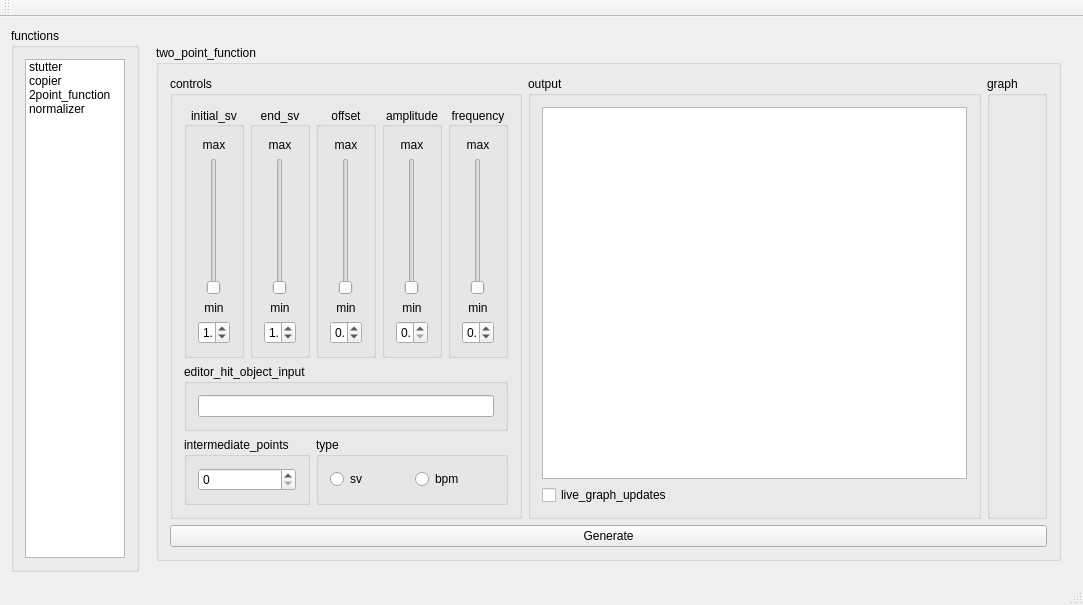
Above: mainwindow.ui from Eve-ning/reamber before the change. Below: the same form after it.
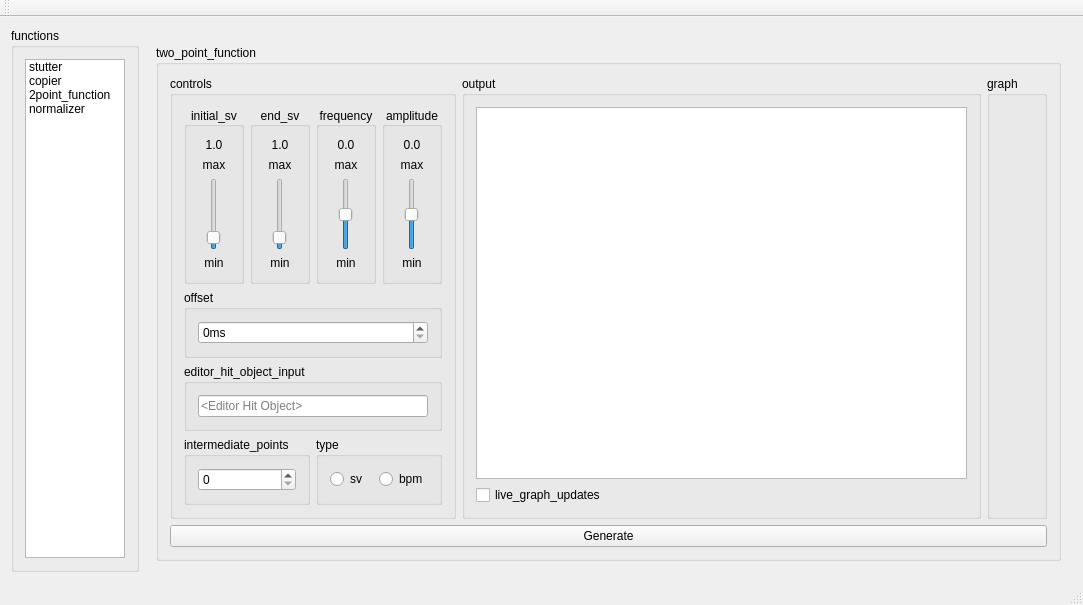
That is the form after the change. The open tabs and pages were chosen to show the change. Custom widgets are drawn as their Qt base class.

Commit message: Adjust UI to just use QSlider and QLabel

The edit to the form file:
```diff
--- a/mainwindow.ui
+++ b/mainwindow.ui
@@ -267,80 +267,7 @@
               <string>controls</string>
              </property>
              <layout class="QGridLayout" name="gridLayout_17">
-              <item row="0" column="0">
-               <widget class="QGroupBox" name="tpf_initsv_lo">
-                <property name="sizePolicy">
-                 <sizepolicy hsizetype="Ignored" vsizetype="Preferred">
-                  <horstretch>0</horstretch>
-                  <verstretch>0</verstretch>
-                 </sizepolicy>
-                </property>
-                <property name="minimumSize">
-                 <size>
-                  <width>60</width>
-                  <height>0</height>
-                 </size>
-                </property>
-                <property name="title">
-                 <string>initial_sv</string>
-                </property>
-                <property name="alignment">
-                 <set>Qt::AlignCenter</set>
-                </property>
-                <layout class="QGridLayout" name="gridLayout_24">
-                 <item row="0" column="0">
-                  <widget class="QLabel" name="tpf_initsv_max">
-                   <property name="text">
-                    <string>max</string>
-                   </property>
-                   <property name="alignment">
-                    <set>Qt::AlignCenter</set>
-                   </property>
-                  </widget>
-                 </item>
-                 <item row="3" column="0">
-                  <widget class="QDoubleSpinBox" name="tpf_initsv_val">
-                   <property name="minimum">
-                    <double>0.100000000000000</double>
-                   </property>
-                   <property name="maximum">
-                    <double>10.000000000000000</double>
-                   </property>
-                   <property name="singleStep">
-                    <double>0.010000000000000</double>
-                   </property>
-                   <property name="value">
-                    <double>1.000000000000000</double>
-                   </property>
-                  </widget>
-                 </item>
-                 <item row="2" column="0">
-                  <widget class="QLabel" name="tpf_initsv_min">
-                   <property name="text">
-                    <string>min</string>
-                   </property>
-                   <property name="alignment">
-                    <set>Qt::AlignCenter</set>
-                   </property>
-                  </widget>
-                 </item>
-                 <item row="1" column="0">
-                  <widget class="QSlider" name="tpf_initsv">
-                   <property name="sizePolicy">
-                    <sizepolicy hsizetype="Minimum" vsizetype="Expanding">
-                     <horstretch>0</horstretch>
-                     <verstretch>0</verstretch>
-                    </sizepolicy>
-                   </property>
-                   <property name="orientation">
-                    <enum>Qt::Vertical</enum>
-                   </property>
-                  </widget>
-                 </item>
-                </layout>
-               </widget>
-              </item>
-              <item row="2" column="0" colspan="2">
+              <item row="3" column="0" colspan="2">
                <widget class="QGroupBox" name="tpf_interpts_lo">
                 <property name="sizePolicy">
                  <sizepolicy hsizetype="Ignored" vsizetype="Preferred">
@@ -386,7 +313,7 @@
                  <set>Qt::AlignCenter</set>
                 </property>
                 <layout class="QGridLayout" name="gridLayout_23">
-                 <item row="1" column="0">
+                 <item row="2" column="0">
                   <widget class="QSlider" name="tpf_endsv">
                    <property name="sizePolicy">
                     <sizepolicy hsizetype="Minimum" vsizetype="Expanding">
@@ -394,12 +321,21 @@
                      <verstretch>0</verstretch>
                     </sizepolicy>
                    </property>
+                   <property name="minimum">
+                    <number>10</number>
+                   </property>
+                   <property name="maximum">
+                    <number>1000</number>
+                   </property>
+                   <property name="value">
+                    <number>100</number>
+                   </property>
                    <property name="orientation">
                     <enum>Qt::Vertical</enum>
                    </property>
                   </widget>
                  </item>
-                 <item row="2" column="0">
+                 <item row="3" column="0">
                   <widget class="QLabel" name="tpf_endsv_min">
                    <property name="text">
                     <string>min</string>
@@ -409,7 +345,7 @@
                    </property>
                   </widget>
                  </item>
-                 <item row="0" column="0">
+                 <item row="1" column="0">
                   <widget class="QLabel" name="tpf_endsv_max">
                    <property name="text">
                     <string>max</string>
@@ -419,19 +355,165 @@
                    </property>
                   </widget>
                  </item>
+                 <item row="0" column="0">
+                  <widget class="QLabel" name="tpf_endsv_val">
+                   <property name="text">
+                    <string>1.0</string>
+                   </property>
+                   <property name="alignment">
+                    <set>Qt::AlignCenter</set>
+                   </property>
+                  </widget>
+                 </item>
+                </layout>
+               </widget>
+              </item>
+              <item row="0" column="0">
+               <widget class="QGroupBox" name="tpf_initsv_lo">
+                <property name="sizePolicy">
+                 <sizepolicy hsizetype="Ignored" vsizetype="Preferred">
+                  <horstretch>0</horstretch>
+                  <verstretch>0</verstretch>
+                 </sizepolicy>
+                </property>
+                <property name="minimumSize">
+                 <size>
+                  <width>60</width>
+                  <height>0</height>
+                 </size>
+                </property>
+                <property name="title">
+                 <string>initial_sv</string>
+                </property>
+                <property name="alignment">
+                 <set>Qt::AlignCenter</set>
+                </property>
+                <layout class="QGridLayout" name="gridLayout_24">
+                 <item row="4" column="0">
+                  <widget class="QLabel" name="tpf_initsv_min">
+                   <property name="text">
+                    <string>min</string>
+                   </property>
+                   <property name="alignment">
+                    <set>Qt::AlignCenter</set>
+                   </property>
+                  </widget>
+                 </item>
+                 <item row="1" column="0">
+                  <widget class="QLabel" name="tpf_initsv_max">
+                   <property name="text">
+                    <string>max</string>
+                   </property>
+                   <property name="alignment">
+                    <set>Qt::AlignCenter</set>
+                   </property>
+                  </widget>
+                 </item>
                  <item row="3" column="0">
-                  <widget class="QDoubleSpinBox" name="tpf_endsv_val">
+                  <widget class="QDoubleSlider" name="tpf_initsv">
+                   <property name="sizePolicy">
+                    <sizepolicy hsizetype="Minimum" vsizetype="Expanding">
+                     <horstretch>0</horstretch>
+                     <verstretch>0</verstretch>
+                    </sizepolicy>
+                   </property>
                    <property name="minimum">
-                    <double>0.100000000000000</double>
+                    <number>10</number>
                    </property>
                    <property name="maximum">
-                    <double>10.000000000000000</double>
+                    <number>1000</number>
                    </property>
-                   <property name="singleStep">
-                    <double>0.010000000000000</double>
+                   <property name="value">
+                    <number>100</number>
                    </property>
+                   <property name="orientation">
+                    <enum>Qt::Vertical</enum>
+                   </property>
+                  </widget>
+                 </item>
+                 <item row="0" column="0">
+                  <widget class="QLabel" name="tpf_initsv_val">
+                   <property name="text">
+                    <string>1.0</string>
+                   </property>
+                   <property name="alignment">
+                    <set>Qt::AlignCenter</set>
+                   </property>
+                  </widget>
+                 </item>
+                </layout>
+               </widget>
+              </item>
+              <item row="0" column="2">
+               <widget class="QGroupBox" name="tpf_freq_lo">
+                <property name="sizePolicy">
+                 <sizepolicy hsizetype="Ignored" vsizetype="Preferred">
+                  <horstretch>0</horstretch>
+                  <verstretch>0</verstretch>
+                 </sizepolicy>
+                </property>
+                <property name="minimumSize">
+                 <size>
+                  <width>60</width>
+                  <height>0</height>
+                 </size>
+                </property>
+                <property name="title">
+                 <string>frequency</string>
+                </property>
+                <property name="alignment">
+                 <set>Qt::AlignCenter</set>
+                </property>
+                <layout class="QGridLayout" name="gridLayout_20">
+                 <item row="2" column="0">
+                  <widget class="QSlider" name="tpf_freq">
+                   <property name="sizePolicy">
+                    <sizepolicy hsizetype="Minimum" vsizetype="Expanding">
+                     <horstretch>0</horstretch>
+                     <verstretch>0</verstretch>
+                    </sizepolicy>
+                   </property>
+                   <property name="minimum">
+                    <number>-1000</number>
+                   </property>
+                   <property name="maximum">
+                    <number>1000</number>
+                   </property>
                    <property name="value">
-                    <double>1.000000000000000</double>
+                    <number>0</number>
+                   </property>
+                   <property name="orientation">
+                    <enum>Qt::Vertical</enum>
+                   </property>
+                  </widget>
+                 </item>
+                 <item row="3" column="0">
+                  <widget class="QLabel" name="tpf_freq_min">
+                   <property name="text">
+                    <string>min</string>
+                   </property>
+                   <property name="alignment">
+                    <set>Qt::AlignCenter</set>
+                   </property>
+                  </widget>
+                 </item>
+                 <item row="1" column="0">
+                  <widget class="QLabel" name="tpf_freq_max">
+                   <property name="text">
+                    <string>max</string>
+                   </property>
+                   <property name="alignment">
+                    <set>Qt::AlignCenter</set>
+                   </property>
+                  </widget>
+                 </item>
+                 <item row="0" column="0">
+                  <widget class="QLabel" name="tpf_freq_val">
+                   <property name="text">
+                    <string>0.0</string>
+                   </property>
+                   <property name="alignment">
+                    <set>Qt::AlignCenter</set>
                    </property>
                   </widget>
                  </item>
@@ -459,7 +541,7 @@
                  <set>Qt::AlignCenter</set>
                 </property>
                 <layout class="QGridLayout" name="gridLayout_22">
-                 <item row="1" column="0">
+                 <item row="2" column="0">
                   <widget class="QSlider" name="tpf_ampl">
                    <property name="sizePolicy">
                     <sizepolicy hsizetype="Minimum" vsizetype="Expanding">
@@ -467,22 +549,21 @@
                      <verstretch>0</verstretch>
                     </sizepolicy>
                    </property>
+                   <property name="minimum">
+                    <number>-1000</number>
+                   </property>
+                   <property name="maximum">
+                    <number>1000</number>
+                   </property>
+                   <property name="value">
+                    <number>0</number>
+                   </property>
                    <property name="orientation">
                     <enum>Qt::Vertical</enum>
                    </property>
                   </widget>
                  </item>
-                 <item row="0" column="0">
-                  <widget class="QLabel" name="tpf_ampl_max">
-                   <property name="text">
-                    <string>max</string>
-                   </property>
-                   <property name="alignment">
-                    <set>Qt::AlignCenter</set>
-                   </property>
-                  </widget>
-                 </item>
-                 <item row="2" column="0">
+                 <item row="3" column="0">
                   <widget class="QLabel" name="tpf_ampl_min">
                    <property name="text">
                     <string>min</string>
@@ -492,20 +573,30 @@
                    </property>
                   </widget>
                  </item>
-                 <item row="3" column="0">
-                  <widget class="QDoubleSpinBox" name="tpf_ampl_val">
-                   <property name="minimum">
-                    <double>0.000000000000000</double>
+                 <item row="1" column="0">
+                  <widget class="QLabel" name="tpf_ampl_max">
+                   <property name="text">
+                    <string>max</string>
                    </property>
-                   <property name="maximum">
-                    <double>100.000000000000000</double>
+                   <property name="alignment">
+                    <set>Qt::AlignCenter</set>
+                   </property>
+                  </widget>
+                 </item>
+                 <item row="0" column="0">
+                  <widget class="QLabel" name="tpf_ampl_val">
+                   <property name="text">
+                    <string>0.0</string>
+                   </property>
+                   <property name="alignment">
+                    <set>Qt::AlignCenter</set>
                    </property>
                   </widget>
                  </item>
                 </layout>
                </widget>
               </item>
-              <item row="0" column="2">
+              <item row="1" column="0" colspan="4">
                <widget class="QGroupBox" name="tpf_offset_lo">
                 <property name="sizePolicy">
                  <sizepolicy hsizetype="Ignored" vsizetype="Preferred">
@@ -522,124 +613,21 @@
                 <property name="title">
                  <string>offset</string>
                 </property>
-                <property name="alignment">
-                 <set>Qt::AlignCenter</set>
-                </property>
                 <layout class="QGridLayout" name="gridLayout_21">
-                 <item row="1" column="0">
-                  <widget class="QSlider" name="tpf_offset">
-                   <property name="sizePolicy">
-                    <sizepolicy hsizetype="Minimum" vsizetype="Expanding">
-                     <horstretch>0</horstretch>
-                     <verstretch>0</verstretch>
-                    </sizepolicy>
-                   </property>
-                   <property name="orientation">
-                    <enum>Qt::Vertical</enum>
-                   </property>
-                  </widget>
-                 </item>
                  <item row="0" column="0">
-                  <widget class="QLabel" name="tpf_offset_max">
-                   <property name="text">
-                    <string>max</string>
+                  <widget class="QSpinBox" name="tpf_offset_val">
+                   <property name="suffix">
+                    <string>ms</string>
                    </property>
-                   <property name="alignment">
-                    <set>Qt::AlignCenter</set>
+                   <property name="prefix">
+                    <string/>
                    </property>
                   </widget>
                  </item>
-                 <item row="2" column="0">
-                  <widget class="QLabel" name="tpf_offset_min">
-                   <property name="text">
-                    <string>min</string>
-                   </property>
-                   <property name="alignment">
-                    <set>Qt::AlignCenter</set>
-                   </property>
-                  </widget>
-                 </item>
-                 <item row="3" column="0">
-                  <widget class="QDoubleSpinBox" name="tpf_offset_val">
-                   <property name="minimum">
-                    <double>-10000.000000000000000</double>
-                   </property>
-                   <property name="maximum">
-                    <double>10000.000000000000000</double>
-                   </property>
-                  </widget>
-                 </item>
                 </layout>
                </widget>
               </item>
-              <item row="0" column="4">
-               <widget class="QGroupBox" name="tpf_freq_lo">
-                <property name="sizePolicy">
-                 <sizepolicy hsizetype="Ignored" vsizetype="Preferred">
-                  <horstretch>0</horstretch>
-                  <verstretch>0</verstretch>
-                 </sizepolicy>
-                </property>
-                <property name="minimumSize">
-                 <size>
-                  <width>60</width>
-                  <height>0</height>
-                 </size>
-                </property>
-                <property name="title">
-                 <string>frequency</string>
-                </property>
-                <property name="alignment">
-                 <set>Qt::AlignCenter</set>
-                </property>
-                <layout class="QGridLayout" name="gridLayout_20">
-                 <item row="0" column="0">
-                  <widget class="QLabel" name="tpf_freq_max">
-                   <property name="text">
-                    <string>max</string>
-                   </property>
-                   <property name="alignment">
-                    <set>Qt::AlignCenter</set>
-                   </property>
-                  </widget>
-                 </item>
-                 <item row="1" column="0">
-                  <widget class="QSlider" name="tpf_freq">
-                   <property name="sizePolicy">
-                    <sizepolicy hsizetype="Minimum" vsizetype="Expanding">
-                     <horstretch>0</horstretch>
-                     <verstretch>0</verstretch>
-                    </sizepolicy>
-                   </property>
-                   <property name="orientation">
-                    <enum>Qt::Vertical</enum>
-                   </property>
-                  </widget>
-                 </item>
-                 <item row="2" column="0">
-                  <widget class="QLabel" name="tpf_freq_min">
-                   <property name="text">
-                    <string>min</string>
-                   </property>
-                   <property name="alignment">
-                    <set>Qt::AlignCenter</set>
-                   </property>
-                  </widget>
-                 </item>
-                 <item row="3" column="0">
-                  <widget class="QDoubleSpinBox" name="tpf_freq_val">
-                   <property name="minimum">
-                    <double>-7.000000000000000</double>
-                   </property>
-                   <property name="maximum">
-                    <double>100.000000000000000</double>
-                   </property>
-                  </widget>
-                 </item>
-                </layout>
-               </widget>
-              </item>
-              <item row="1" column="0" colspan="5">
+              <item row="2" column="0" colspan="4">
                <widget class="QGroupBox" name="tpf_input_lo">
                 <property name="sizePolicy">
                  <sizepolicy hsizetype="Ignored" vsizetype="Preferred">
@@ -652,12 +640,16 @@
                 </property>
                 <layout class="QGridLayout" name="gridLayout_26">
                  <item row="0" column="0">
-                  <widget class="QLineEdit" name="tpf_input"/>
+                  <widget class="QLineEdit" name="tpf_input">
+                   <property name="placeholderText">
+                    <string>&lt;Editor Hit Object&gt;</string>
+                   </property>
+                  </widget>
                  </item>
                 </layout>
                </widget>
               </item>
-              <item row="2" column="2" colspan="3">
+              <item row="3" column="2" colspan="2">
                <widget class="QGroupBox" name="tpf_type_lo">
                 <property name="sizePolicy">
                  <sizepolicy hsizetype="Ignored" vsizetype="Preferred">
@@ -852,6 +844,16 @@
   <widget class="QStatusBar" name="statusBar"/>
  </widget>
  <layoutdefault spacing="6" margin="11"/>
+ <customwidgets>
+  <customwidget>
+   <class>QDoubleSlider</class>
+   <extends>QSlider</extends>
+   <header>qdoubleslider.h</header>
+   <slots>
+    <signal>doubleValueChanged(double)</signal>
+   </slots>
+  </customwidget>
+ </customwidgets>
  <resources/>
  <connections>
   <connection>
```
Left out of the diff: 128 changed lines with no effect on the pictures. The commit also changes 2 other files.
